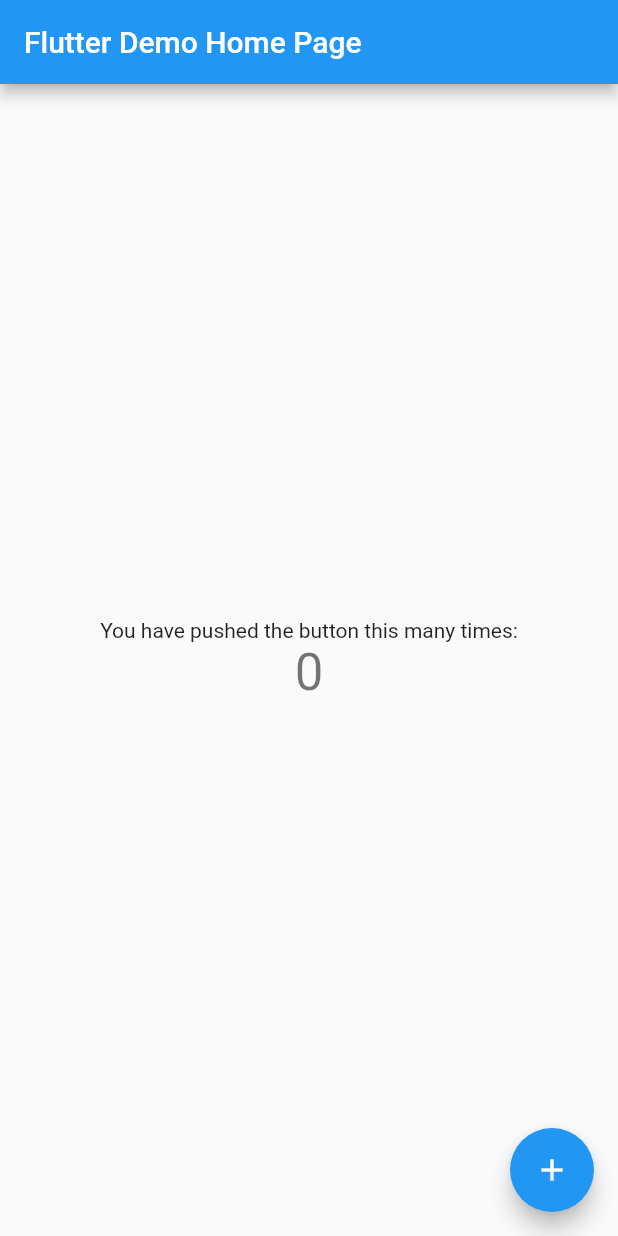
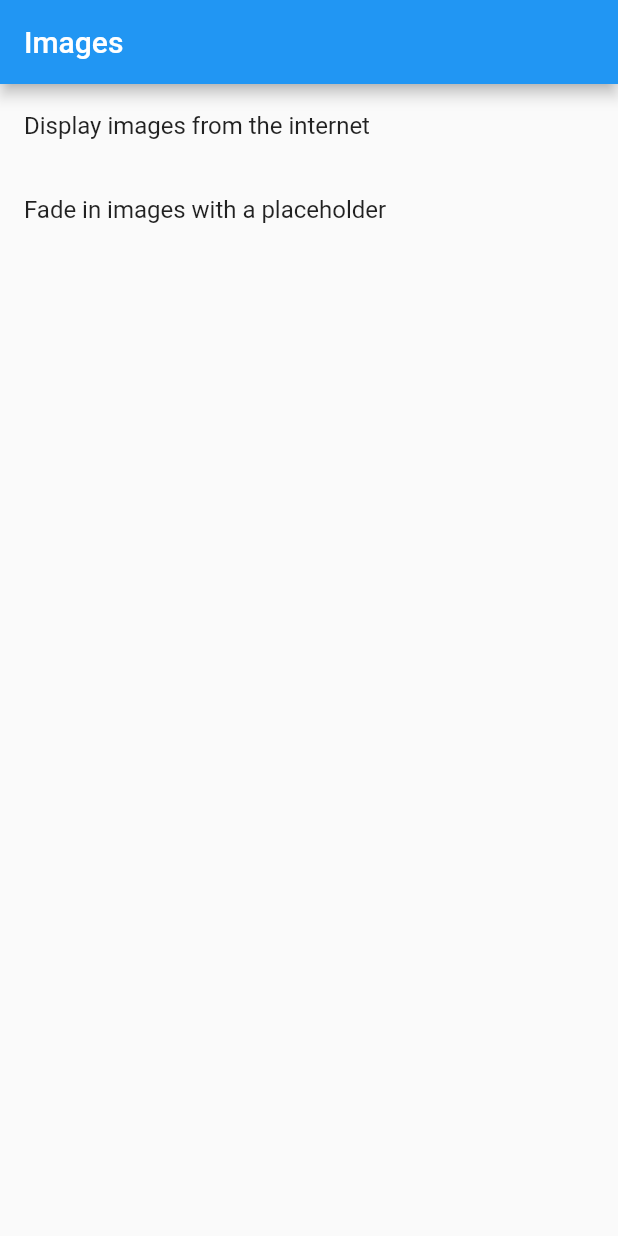
Before and after one commit to rexfilius/study_flutter, a Flutter app: the screen it shows after launch, on a phone screen of 412 x 824 dp. Run offline on Flutter 3.47's test engine with Material 2 defaults, Android fonts, the phone set to English and light mode, and no system bars.

Commit message:
cookbook images

```diff
--- /dev/null
+++ b/lib/home_screen.dart
@@ -0,0 +1,28 @@
+import 'package:flutter/material.dart';
+import 'package:study_flutter/routes/app_routes.dart';
+
+class HomeScreen extends StatelessWidget {
+  const HomeScreen({super.key});
+
+  @override
+  Widget build(BuildContext context) {
+    return Scaffold(
+      appBar: AppBar(
+        title: Text('Images'),
+      ),
+      body: ListView(
+        children: [
+          ListTile(
+            title: Text('Display images from the internet'),
+            onTap: () {
+              Navigator.pushNamed(context, RouteName.imageOne);
+            },
+          ),
+          ListTile(
+            title: Text('Fade in images with a placeholder'),
+          )
+        ],
+      ),
+    );
+  }
+}
--- a/lib/main.dart
+++ b/lib/main.dart
@@ -1,4 +1,6 @@
 import 'package:flutter/material.dart';
+import 'package:study_flutter/home_screen.dart';
+import 'package:study_flutter/routes/app_routes.dart';
 
 void main() {
   runApp(const MyApp());
@@ -7,71 +9,15 @@ void main() {
 class MyApp extends StatelessWidget {
   const MyApp({super.key});
 
-  // This widget is the root of your application.
   @override
   Widget build(BuildContext context) {
     return MaterialApp(
       title: 'Flutter Demo',
       theme: ThemeData(
-        // This is the theme of your application.
-        //
-        // Try running your application with "flutter run". You'll see the
-        // application has a blue toolbar. Then, without quitting the app, try
-        // changing the primarySwatch below to Colors.green and then invoke
-        // "hot reload" (press "r" in the console where you ran "flutter run",
-        // or simply save your changes to "hot reload" in a Flutter IDE).
-        // Notice that the counter didn't reset back to zero; the application
-        // is not restarted.
         primarySwatch: Colors.blue,
       ),
-      home: const MyHomePage(title: 'Flutter Demo Home Page'),
+      routes: appRoutes,
+      home: const HomeScreen(),
     );
   }
 }
-
-class MyHomePage extends StatefulWidget {
-  const MyHomePage({super.key, required this.title});
-
-  final String title;
-
-  @override
-  State<MyHomePage> createState() => _MyHomePageState();
-}
-
-class _MyHomePageState extends State<MyHomePage> {
-  int _counter = 0;
-
-  void _incrementCounter() {
-    setState(() {
-      _counter++;
-    });
-  }
-
-  @override
-  Widget build(BuildContext context) {
-    return Scaffold(
-      appBar: AppBar(
-        title: Text(widget.title),
-      ),
-      body: Center(
-        child: Column(
-          mainAxisAlignment: MainAxisAlignment.center,
-          children: <Widget>[
-            const Text(
-              'You have pushed the button this many times:',
-            ),
-            Text(
-              '$_counter',
-              style: Theme.of(context).textTheme.headlineMedium,
-            ),
-          ],
-        ),
-      ),
-      floatingActionButton: FloatingActionButton(
-        onPressed: _incrementCounter,
-        tooltip: 'Increment',
-        child: const Icon(Icons.add),
-      ),
-    );
-  }
-}
--- /dev/null
+++ b/lib/routes/app_routes.dart
@@ -0,0 +1,13 @@
+import 'package:flutter/material.dart';
+import 'package:study_flutter/home_screen.dart';
+import 'package:study_flutter/image_one.dart';
+
+abstract class RouteName {
+  static const homeScreen = 'home';
+  static const imageOne = 'imageOne';
+}
+
+Map<String, Widget Function(BuildContext)> appRoutes = {
+  RouteName.homeScreen: (context) => const HomeScreen(),
+  RouteName.imageOne: (context) => const ImageOne(),
+};
```
Also changed, not shown: lib/image_one.dart (added, +15 -0 lines).
